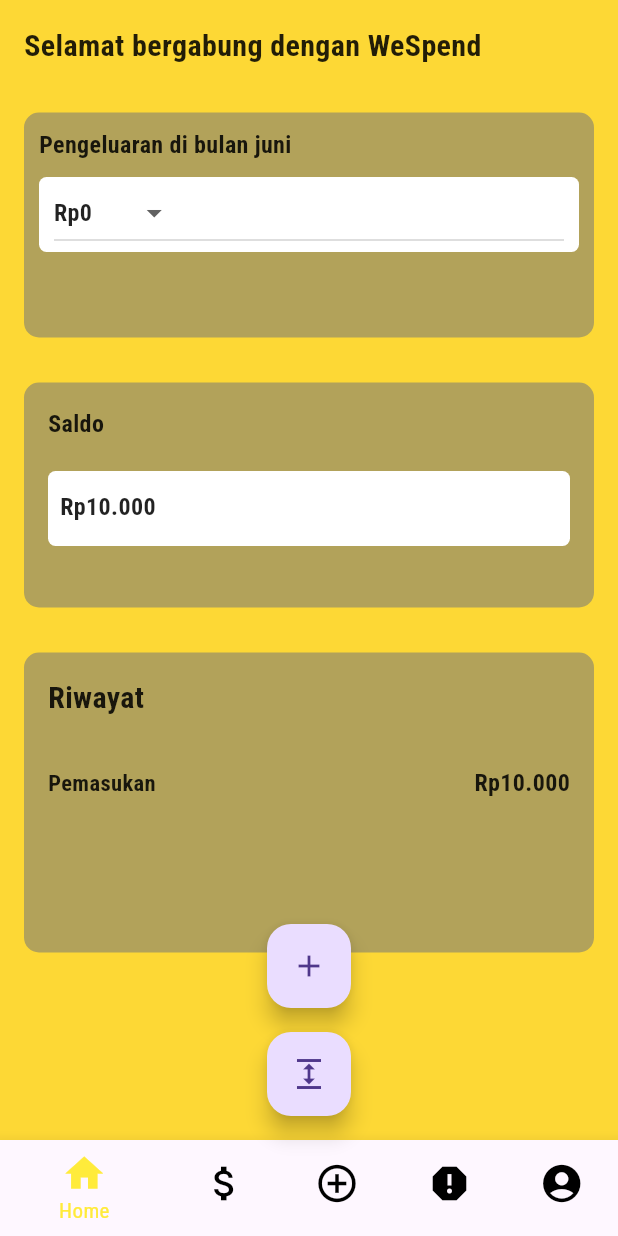
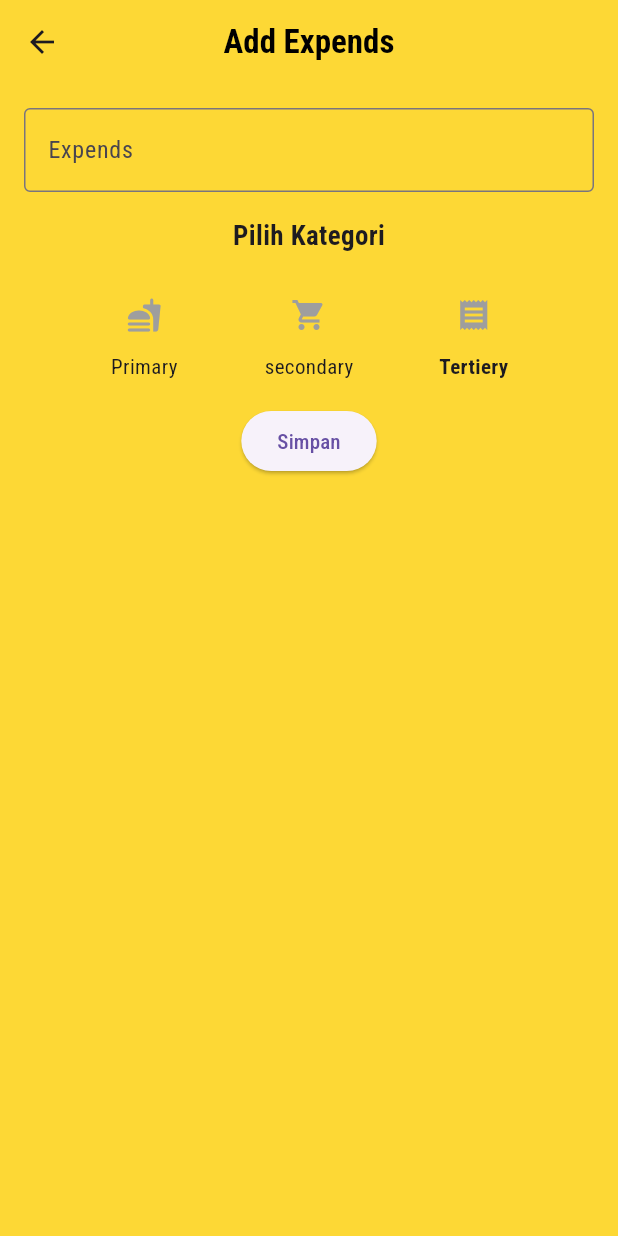
Before and after one commit to ridwan1302210076/ppb_wespend, a Flutter app: the Home screen opened directly, item 3 of the bottom bar chosen, after a tap on the "expand" icon, on a phone screen of 412 x 824 dp. Run offline on Flutter 3.47's test engine with Material 3 defaults, Android fonts, the light colour scheme and no system bars.

Commit message:
add page:addExpends,Addincome,laporan &update:home

```diff
--- /dev/null
+++ b/lib/Add/addExpends.dart
@@ -0,0 +1,138 @@
+import 'package:flutter/material.dart';
+
+class AddExpendesPage extends StatefulWidget {
+  const AddExpendesPage({super.key});
+
+  @override
+  State<AddExpendesPage> createState() => _AddExpendesPageState();
+}
+
+class _AddExpendesPageState extends State<AddExpendesPage> {
+  String _selectedCategory = '';
+
+  void _showSavedData() {
+    showDialog(
+      context: context,
+      builder: (BuildContext context) {
+        return AlertDialog(
+          backgroundColor: Colors.yellow[600], // Latar belakang warna kuning
+          title: Text('Data Tersimpan'),
+          content: Text('Data Expends telah disimpan.'),
+          actions: [
+            TextButton(
+              onPressed: () {
+                Navigator.pop(context);
+              },
+              child: Text('OK'),
+            ),
+          ],
+        );
+      },
+    );
+  }
+
+  @override
+  Widget build(BuildContext context) {
+    return Scaffold(
+      appBar: AppBar(
+        centerTitle: true,
+        elevation: 0,
+        title: Text(
+          'Add Expends',
+          style: TextStyle(color: Colors.black, fontWeight: FontWeight.bold),
+        ),
+
+        backgroundColor: Colors.yellow[600], // Menghilangkan tombol panah kiri
+      ),
+      body: SafeArea(
+        child: Container(
+          color: Colors.yellow[600],
+          child: Padding(
+            padding: const EdgeInsets.all(16.0),
+            child: Column(
+              mainAxisAlignment: MainAxisAlignment.start,
+              crossAxisAlignment: CrossAxisAlignment.center,
+              children: [
+                TextFormField(
+                  decoration: InputDecoration(
+                    labelText: 'Expends',
+                    border: OutlineInputBorder(),
+                  ),
+                ),
+                SizedBox(height: 16),
+                Text(
+                  'Pilih Kategori',
+                  style: TextStyle(fontSize: 18, fontWeight: FontWeight.bold),
+                ),
+                SizedBox(height: 16),
+                Row(
+                  mainAxisAlignment: MainAxisAlignment.spaceEvenly,
+                  children: [
+                    Column(
+                      children: [
+                        IconButton(
+                          onPressed: () {
+                            setState(() {
+                              _selectedCategory = 'foot';
+                            });
+                          },
+                          icon: Icon(Icons.fastfood_rounded),
+                          color: _selectedCategory == 'foot'
+                              ? Colors.green
+                              : Colors.grey,
+                        ),
+                        Text('Primary'),
+                      ],
+                    ),
+                    Column(
+                      children: [
+                        IconButton(
+                          onPressed: () {
+                            setState(() {
+                              _selectedCategory = 'belanja';
+                            });
+                          },
+                          icon: Icon(Icons.shopping_cart),
+                          color: _selectedCategory == 'belanja'
+                              ? Colors.green
+                              : Colors.grey,
+                        ),
+                        Text('secondary'),
+                      ],
+                    ),
+                    Column(
+                      children: [
+                        IconButton(
+                          onPressed: () {
+                            setState(() {
+                              _selectedCategory = 'tagihan';
+                            });
+                          },
+                          icon: Icon(Icons.receipt),
+                          color: _selectedCategory == 'tagihan'
+                              ? Colors.green
+                              : Colors.grey,
+                        ),
+                        Text(
+                          'Tertiery',
+                          style: TextStyle(fontWeight: FontWeight.bold),
+                        ),
+                      ],
+                    ),
+                  ],
+                ),
+                SizedBox(height: 16),
+                ElevatedButton(
+                  onPressed: () {
+                    _showSavedData();
+                  },
+                  child: Text('Simpan'),
+                ),
+              ],
+            ),
+          ),
+        ),
+      ),
+    );
+  }
+}
--- a/lib/home.dart
+++ b/lib/home.dart
@@ -1,4 +1,6 @@
 import 'package:flutter/material.dart';
+import 'package:pbb_wespend/Add/addExpends.dart';
+import 'package:pbb_wespend/Add/addIncome.dart';
 import 'package:pbb_wespend/navbar/homePage.dart';
 import 'package:pbb_wespend/navbar/laporan.dart';
 import 'package:pbb_wespend/navbar/limitPage.dart';
@@ -14,26 +16,55 @@
 class _HomeState extends State<Home> {
   int _current = 0;
   final _pgc = PageController(initialPage: 0);
+  final List<Widget> _pages = const [
+    HomePage(),
+    LaporanPage(),
+    AddIncomePage(),
+    LimitPage(),
+    ProfilePage(),
+  ];
 
   bool _isAddExpanded = false;
+
+  void _goToPage(int page) {
+    setState(() {
+      _current = page;
+      _isAddExpanded = false;
+    });
+    _pgc.jumpToPage(page);
+  }
+
+  void _goToAddIncomePage() {
+    Navigator.push(
+      context,
+      MaterialPageRoute(builder: (context) => AddIncomePage()),
+    );
+  }
+
+  void _goToExpandedPage() {
+    Navigator.push(
+      context,
+      MaterialPageRoute(builder: (context) => AddExpendesPage()),
+    );
+  }
 
   @override
   Widget build(BuildContext context) {
     return Scaffold(
       body: SafeArea(
+        child: Container(
+          color: Colors.yellow[600],
           child: PageView(
             controller: _pgc,
             onPageChanged: (i) {
               setState(() {
                 _current = i;
+                _isAddExpanded =
+                    false; // Hide the expanded buttons when changing pages
               });
             },
-          children: const [
-            HomePage(),
-            LaporanPage(),
-            LimitPage(),
-            ProfilePage()
-          ],
+            children: _pages,
+          ),
         ),
       ),
       bottomNavigationBar: BottomNavigationBar(
@@ -44,14 +75,9 @@
               _isAddExpanded = !_isAddExpanded;
             });
           } else {
-            setState(() {
-              _current = index;
-              _isAddExpanded = false;
-            });
-            _pgc.jumpToPage(index);
+            _goToPage(index);
           }
         },
-        backgroundColor: Colors.yellow[600],
         selectedItemColor: Colors.yellow,
         unselectedItemColor: Colors.black,
         unselectedLabelStyle: const TextStyle(color: Colors.black),
@@ -85,18 +111,14 @@
               children: [
                 FloatingActionButton(
                   onPressed: () {
-                    // Aksi saat tombol "Add" di popup ditekan
-                    print('Add Button Pressed');
+                    _goToAddIncomePage();
                   },
                   heroTag: null,
                   child: Icon(Icons.add),
                 ),
                 const SizedBox(height: 16),
                 FloatingActionButton(
-                  onPressed: () {
-                    // Aksi saat tombol "Expands" di popup ditekan
-                    print('Expands Button Pressed');
-                  },
+                  onPressed: _goToExpandedPage,
                   heroTag: null,
                   child: Icon(Icons.expand),
                 ),
--- a/lib/navbar/laporan.dart
+++ b/lib/navbar/laporan.dart
@@ -21,6 +21,7 @@
         backgroundColor: Colors.yellow[600],
         elevation: 0,
         centerTitle: true,
+        leading: Container(),
         title: const Text(
           'Laporan',
           style: TextStyle(
```
Also changed, not shown: lib/Add/addIncome.dart (added, +138 -0 lines). Lines whose indentation alone changed are shown as unchanged.
